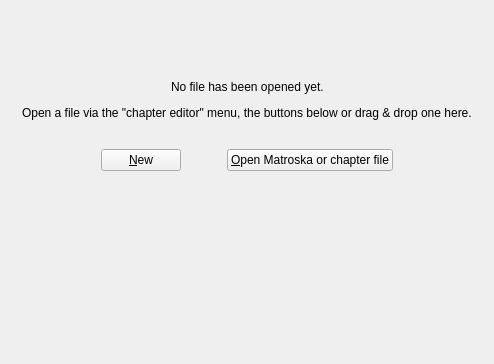
jpsdr/MKVToolnix-Windows-7, file src/mkvtoolnix-gui/forms/chapter_editor/tool.ui: the form before one commit; both pictures show x 208 to 702 and y 127 to 491 of the 910 by 491 pixel window.
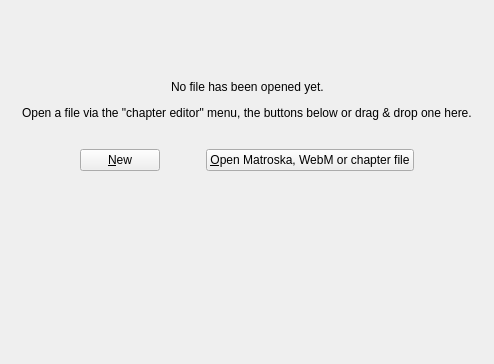
The form after the commit. The open tabs and pages were chosen to show the change. Icons and pictures are not drawn. Custom widgets are drawn as their Qt base class.

Commit message: GUI: chapters adjust button label to match corresponding menu entry

What changed in the file:
```diff
--- a/src/mkvtoolnix-gui/forms/chapter_editor/tool.ui
+++ b/src/mkvtoolnix-gui/forms/chapter_editor/tool.ui
@@ -190,7 +190,7 @@
             <item>
              <widget class="QPushButton" name="openFileButton">
               <property name="text">
-               <string>&amp;Open Matroska or chapter file</string>
+               <string>&amp;Open Matroska, WebM or chapter file</string>
               </property>
               <property name="icon">
                <iconset resource="../../qt_resources.qrc">
```
